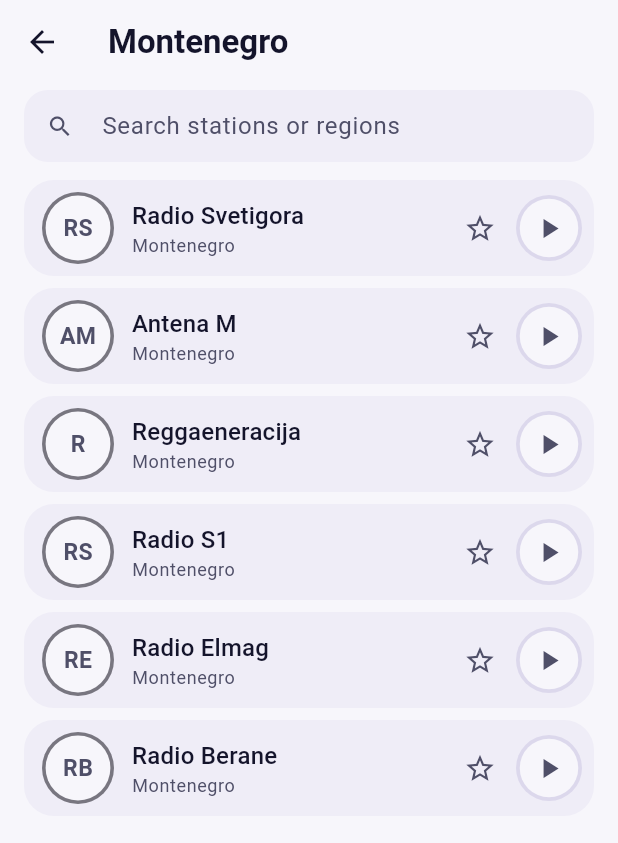
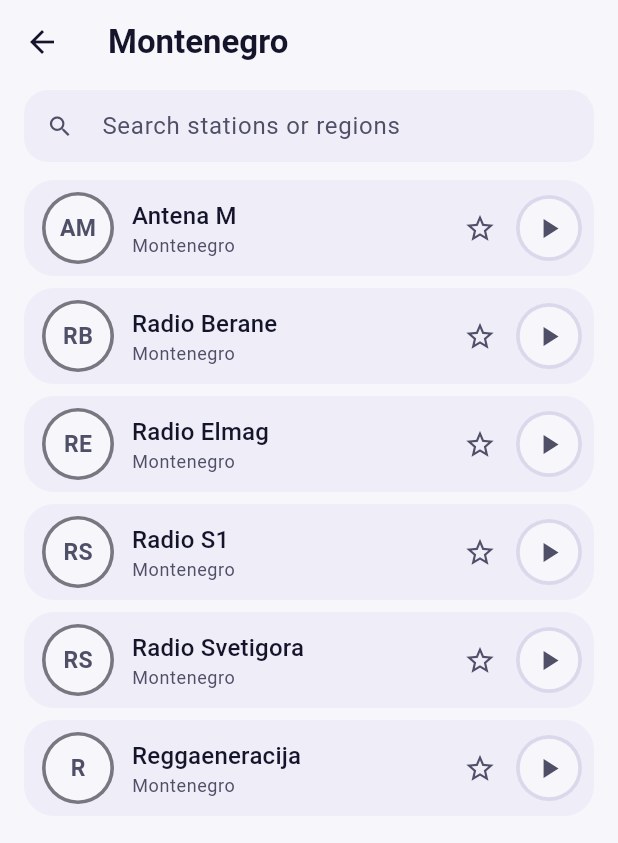
Before and after one commit to BeliVukOF/BalkanRadio, a Flutter app: the screen it shows after launch, after a tap on "Montenegro", on a phone screen of 412 x 824 dp. Shown: the top 843 px of the screen. Run offline on Flutter 3.47's test engine with Material 3 defaults, Android fonts, the phone set to English and light mode, and no system bars; our stand-ins replace audio_service, just_audio, shared_preferences; network calls fail.

Commit message:
Fix settings: R8 was stripping the shared_preferences bridge; no drawer, favourites first, longer stream timeout

```diff
--- a/lib/data/region_preferences.dart
+++ b/lib/data/region_preferences.dart
@@ -1,36 +1,53 @@
 import 'package:shared_preferences/shared_preferences.dart';
 
+/// All user settings. Reads fall back to defaults until storage answers, and
+/// every write retries the platform channel: on a cold start the very first
+/// call can fail before the plugin is attached, which used to leave every
+/// toggle and star silently dead for the whole session.
 class RegionPreferences {
   static SharedPreferences? _prefs;
 
+  static Future<SharedPreferences> ready() async {
+    final cached = _prefs;
+    if (cached != null) return cached;
+    return _prefs = await SharedPreferences.getInstance();
+  }
+
   static Future<void> init() async {
-    _prefs ??= await SharedPreferences.getInstance();
+    for (var attempt = 0; attempt < 3; attempt++) {
+      try {
+        await ready();
+        return;
+      } catch (_) {
+        await Future<void>.delayed(Duration(milliseconds: 250 * (attempt + 1)));
+      }
+    }
   }
 
   bool isRegionEnabled(String region) => _prefs?.getBool(region) ?? true;
 
   Future<void> setRegionEnabled(String region, bool enabled) async {
-    await _prefs?.setBool(region, enabled);
+    await (await ready()).setBool(region, enabled);
   }
 
   bool get isPowerSavingEnabled => _prefs?.getBool('power_saving') ?? false;
 
   Future<void> setPowerSavingEnabled(bool value) async {
-    await _prefs?.setBool('power_saving', value);
+    await (await ready()).setBool('power_saving', value);
   }
 
   /// 'system' | 'light' | 'dark'
   String get themeMode => _prefs?.getString('theme_mode') ?? 'system';
 
   Future<void> setThemeMode(String value) async {
-    await _prefs?.setString('theme_mode', value);
+    await (await ready()).setString('theme_mode', value);
   }
 
   /// 'system' or a language code such as 'sr'.
   String get appLanguage => _prefs?.getString('app_language') ?? 'system';
 
   Future<void> setAppLanguage(String value) async {
-    await _prefs?.setString('app_language', value);
+    await (await ready()).setString('app_language', value);
   }
 
   Set<String> get favorites => _prefs?.getStringList('favorites')?.toSet() ?? {};
@@ -40,6 +57,6 @@
   Future<void> toggleFavorite(String streamUrl) async {
     final favorites = this.favorites;
     if (!favorites.remove(streamUrl)) favorites.add(streamUrl);
-    await _prefs?.setStringList('favorites', favorites.toList());
+    await (await ready()).setStringList('favorites', favorites.toList());
   }
 }
--- a/lib/providers/radio_provider.dart
+++ b/lib/providers/radio_provider.dart
@@ -66,8 +66,10 @@
   Future<void> _init() async {
     try {
       await RegionPreferences.init();
-    } catch (_) {
-      // Unreadable preferences must not stop the app from opening.
+    } catch (error, stack) {
+      // Unreadable preferences must not stop the app from opening, but they
+      // must be visible in the log: every settings toggle silently dies then.
+      debugPrint('RegionPreferences.init failed: $error\n$stack');
     }
 
     unawaited(loadStations());
@@ -151,6 +153,14 @@
               s.region.toLowerCase().contains(query))
           .toList();
     }
+
+    // Favourites on top, then everything else, each group alphabetical.
+    list.sort((a, b) {
+      final aFav = prefs.isStationFavorite(a.streamUrl);
+      final bFav = prefs.isStationFavorite(b.streamUrl);
+      if (aFav != bFav) return aFav ? -1 : 1;
+      return a.name.toLowerCase().compareTo(b.name.toLowerCase());
+    });
 
     return list;
   }
--- a/lib/services/audio_handler.dart
+++ b/lib/services/audio_handler.dart
@@ -74,7 +74,8 @@
     try {
       await _player.stop();
       // A dead or blocked stream would otherwise buffer forever with no feedback.
-      await _player.setUrl(station.streamUrl).timeout(const Duration(seconds: 15));
+      // 30s, not 15: some ICY/HLS servers take that long on mobile data.
+      await _player.setUrl(station.streamUrl).timeout(const Duration(seconds: 30));
       await _player.play();
     } catch (_) {
       mediaItem.add(null);
--- a/lib/ui/screens/region_selection_screen.dart
+++ b/lib/ui/screens/region_selection_screen.dart
@@ -5,7 +5,6 @@
 import '../../providers/radio_provider.dart';
 import '../region_labels.dart';
 import '../theme/app_theme.dart';
-import '../widgets/app_drawer.dart';
 import '../widgets/gradient_play_button.dart';
 import '../widgets/mini_player.dart';
 import '../widgets/station_avatar.dart';
@@ -28,21 +27,21 @@
     final station = provider.currentStation;
 
     return Scaffold(
-      drawer: const AppDrawer(),
       body: SafeArea(
         child: ListView(
           padding: const EdgeInsets.fromLTRB(16, 8, 16, 16),
           children: [
             Row(
               children: [
-                Builder(
-                  builder: (context) => IconButton(
-                    tooltip: l10n.navigationDrawerOpen,
-                    icon: const Icon(Icons.menu),
-                    onPressed: () => Scaffold.of(context).openDrawer(),
+                const SizedBox(width: 4),
+                Expanded(
+                  child: Text(
+                    l10n.navHeaderSubtitle,
+                    style: theme.textTheme.bodySmall
+                        ?.copyWith(color: scheme.onSurfaceVariant),
+                    overflow: TextOverflow.ellipsis,
                   ),
                 ),
-                const Spacer(),
                 IconButton(
                   tooltip: l10n.actionSettings,
                   icon: const Icon(Icons.tune),
--- a/pubspec.yaml
+++ b/pubspec.yaml
@@ -1,7 +1,7 @@
 name: balkan_radio
 description: "Radio streaming app for the Balkans."
 publish_to: 'none'
-version: 1.1.1+3
+version: 1.1.4+6
 
 environment:
   sdk: '>=3.0.0 <4.0.0'
```
Also changed, not shown: lib/ui/screens/radio_list_screen.dart (+10 -1 lines), lib/ui/screens/settings_screen.dart (+27 -5 lines), lib/ui/widgets/app_drawer.dart (deleted, +0 -79 lines), 1 other file.
